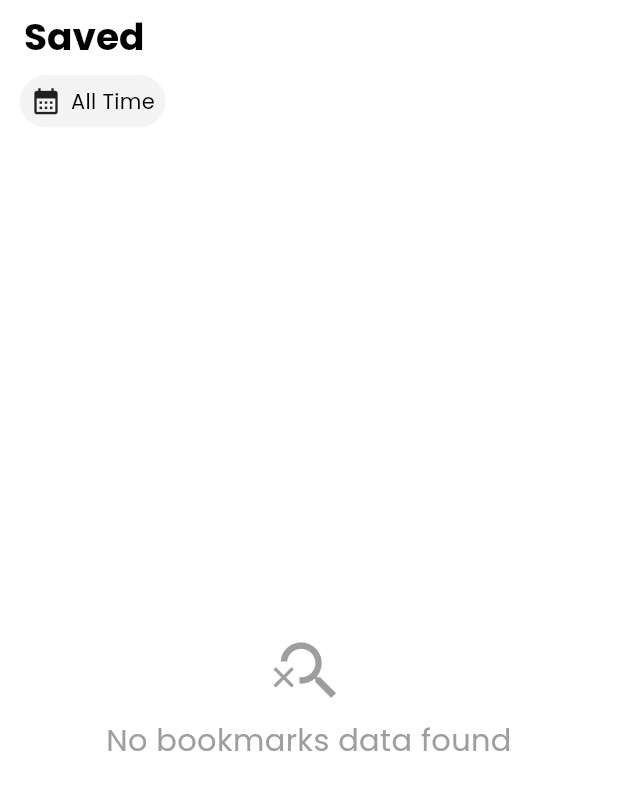
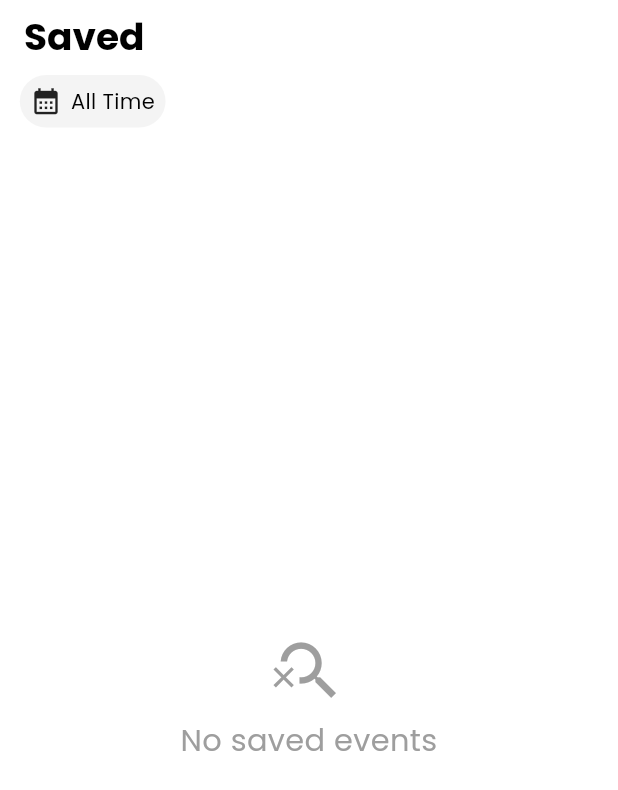
Before and after one commit to ModernChimsy/Scout, a Flutter app: the BookmarksView screen opened directly, on a phone screen of 412 x 824 dp. Shown: the top 790 px of the screen. Run offline on Flutter 3.47's test engine with Material 3 defaults, Android fonts, the phone set to English and light mode, and no system bars; our stand-ins replace cached_network_image, dotted_border, firebase_auth, firebase_core, flutter_html, flutter_screenutil and 19 more; missing offline and left inert: flutter_location_search; accounts and stored records are empty; project files that could hold a hidden picture were left out.

Commit message:
🧩 Matching Figma Designs of Bookmarks & Profile

```diff
--- a/lib/view/bookmarks_view/bookmarks_view.dart
+++ b/lib/view/bookmarks_view/bookmarks_view.dart
@@ -108,7 +108,7 @@ class _BookmarksViewState extends State<BookmarksView> {
                     final bookmarkedEvents = box.values.toList();
 
                     if (bookmarkedEvents.isEmpty) {
-                      return Center(child: NotFoundWidget(message: 'No bookmarks data found'));
+                      return Center(child: NotFoundWidget(message: 'No saved events'));
                     }
 
                     return ListView.builder(
--- a/lib/view/profile_view/profile_view.dart
+++ b/lib/view/profile_view/profile_view.dart
@@ -125,7 +125,7 @@ class _ProfileScreenState extends State<ProfileScreen> with SingleTickerProvider
                               text:
                                   '${_profileGetController.profile.value.data?.firstName ?? "John"} '
                                   '${_profileGetController.profile.value.data?.lastName ?? "Doe"}',
-                              fontSize: 22,
+                              fontSize: 16,
                               fontWeight: FontWeight.bold,
                               color: isDarkMode ? Colors.white : Colors.black,
                             ),
```
